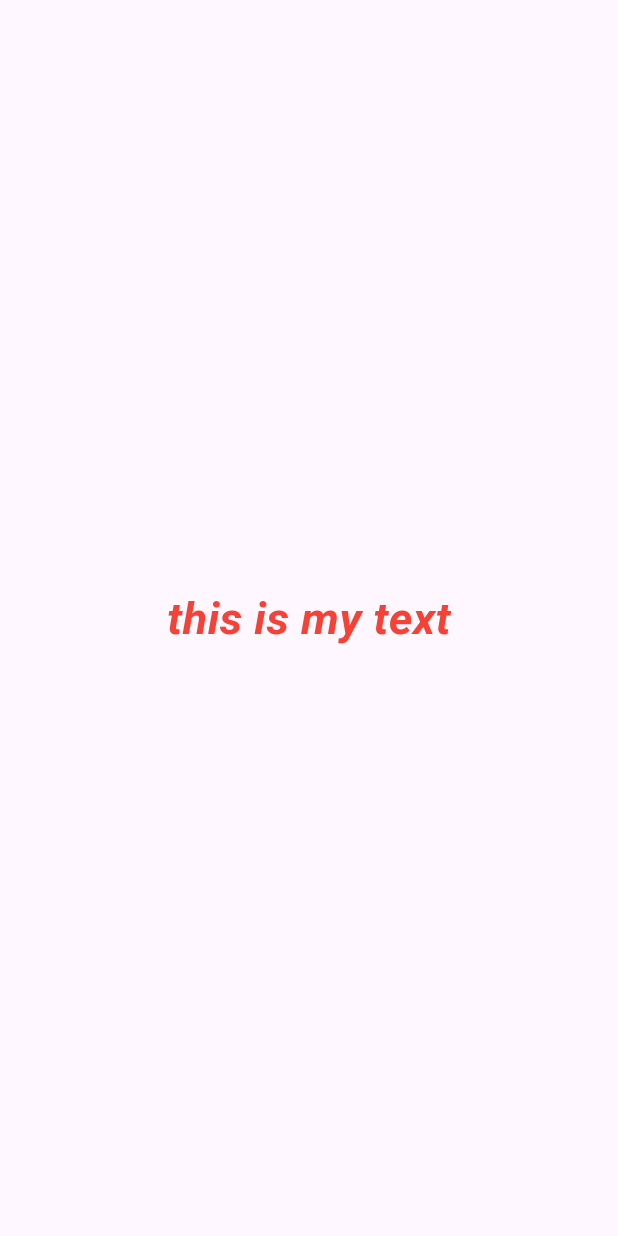
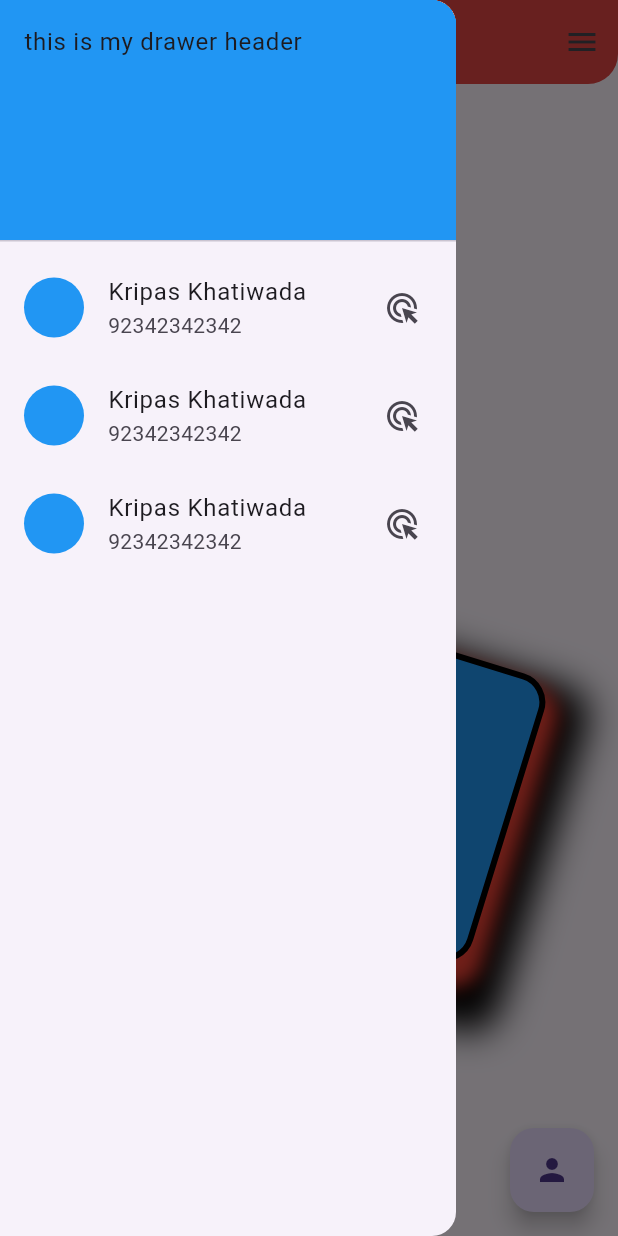
Before and after one commit to kripas1369/flutternovclass, a Flutter app: the screen it shows after launch, with the side drawer open (before the commit the screen has no drawer), on a phone screen of 412 x 824 dp. Run offline on Flutter 3.47's test engine with Material 3 defaults, Android fonts, the phone set to English and light mode, and no system bars.

Commit message:
Day 3 Container Decoration!!

```diff
--- a/lib/main.dart
+++ b/lib/main.dart
@@ -1,22 +1,127 @@
 import 'package:flutter/material.dart';
 
 void main() {
-  runApp(  MyApp());
+  runApp(MyApp());
 }
+
 class MyApp extends StatelessWidget {
   @override
   Widget build(BuildContext context) {
-    return const MaterialApp(
-        home: const Scaffold(
-          body: const Center(
-              child: const Text("this is my text",
-                style:TextStyle(fontSize: 30,
-                    fontWeight:FontWeight.bold,
-                   color: Colors.red,
-                  fontStyle: FontStyle.italic,
-                ) ,),
-          ),
+    return MaterialApp(
+        home: Scaffold(
+           ///Drawer Section Start
+           drawer: Drawer(
+
+        child: ListView(
+          children: [
+            DrawerHeader(
+              decoration: BoxDecoration(
+                color: Colors.blue
+              ),
+                child: Text("this is my drawer header")
+            ),
+            ListTile(
+              leading: CircleAvatar(backgroundColor: Colors.blue,),
+              trailing: Icon(Icons.ads_click),
+              title:Text("Kripas Khatiwada"),
+              subtitle:Text("92342342342"),
+              onTap: (){},
+            ), ListTile(
+              leading: CircleAvatar(backgroundColor: Colors.blue,),
+              trailing: Icon(Icons.ads_click),
+              title:Text("Kripas Khatiwada"),
+              subtitle:Text("92342342342"),
+              onTap: (){},
+            ), ListTile(
+              leading: CircleAvatar(backgroundColor: Colors.blue,),
+              trailing: Icon(Icons.ads_click),
+              title:Text("Kripas Khatiwada"),
+              subtitle:Text("92342342342"),
+              onTap: (){},
+            ),
+          ],
+
         )
-    );
+      ),
+           ///Drawer Section End
+            appBar: AppBar(
+        elevation: 7.2,
+        // toolbarHeight: 100,
+        shape: RoundedRectangleBorder(
+            borderRadius: BorderRadius.only(
+                bottomLeft: Radius.circular(20),
+                bottomRight: Radius.circular(20))),
+        backgroundColor: Colors.red,
+        actions: [
+          Builder(
+              builder: (BuildContext context){
+                return IconButton(
+                    onPressed: (){
+                      Scaffold.of(context).openDrawer();
+                    },
+                    icon: Icon(Icons.menu));
+              })
+
+          // IconButton(onPressed: () {}, icon: Icon(Icons.notification_add)),
+          // IconButton(onPressed: () {}, icon: Icon(Icons.person))
+        ],
+        title: Text(
+          "this is my title",
+          style: TextStyle(color: Colors.white),
+        ),
+
+        leading: Text("")
+      ),
+         floatingActionButton: FloatingActionButton(
+         onPressed: () {},
+         child: Icon(Icons.person),
+      ),
+
+
+         body: Center(
+           child: Container(
+             height: 200,
+             width: MediaQuery.of(context).size.width,
+             padding: EdgeInsets.all(20),
+             margin: EdgeInsets.all(20),
+             alignment: Alignment.center,
+             transform: Matrix4.rotationZ(0.3),
+             decoration: BoxDecoration(
+                 color: Colors.blue,
+                 border: Border.all(
+                 color: Colors.black,
+                     width:4
+               ),
+               borderRadius: BorderRadius.circular(20),
+               boxShadow: [
+                 BoxShadow(
+                   color: Colors.black,
+                   offset: Offset(
+                     10.2,
+                     20,
+                   ),
+                   blurRadius: 20,
+                   spreadRadius: 20
+                 ),
+                 BoxShadow(
+                     color: Colors.red,
+                     offset: Offset(
+                       5.2,
+                       10,
+                     ),
+                     blurRadius: 10,
+                     spreadRadius:5,),
+
+               ]
+
+
+             ),
+
+             child: Text("this is our cute container vai"),
+
+
+           ),
+         )
+    ));
   }
 }
```
